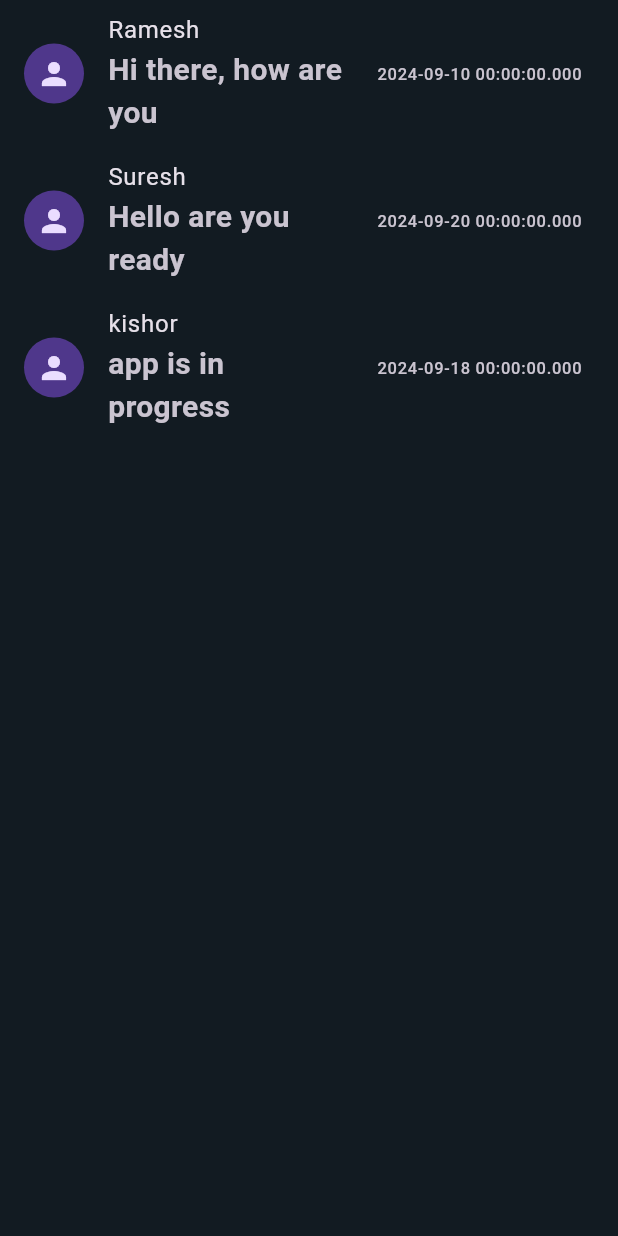
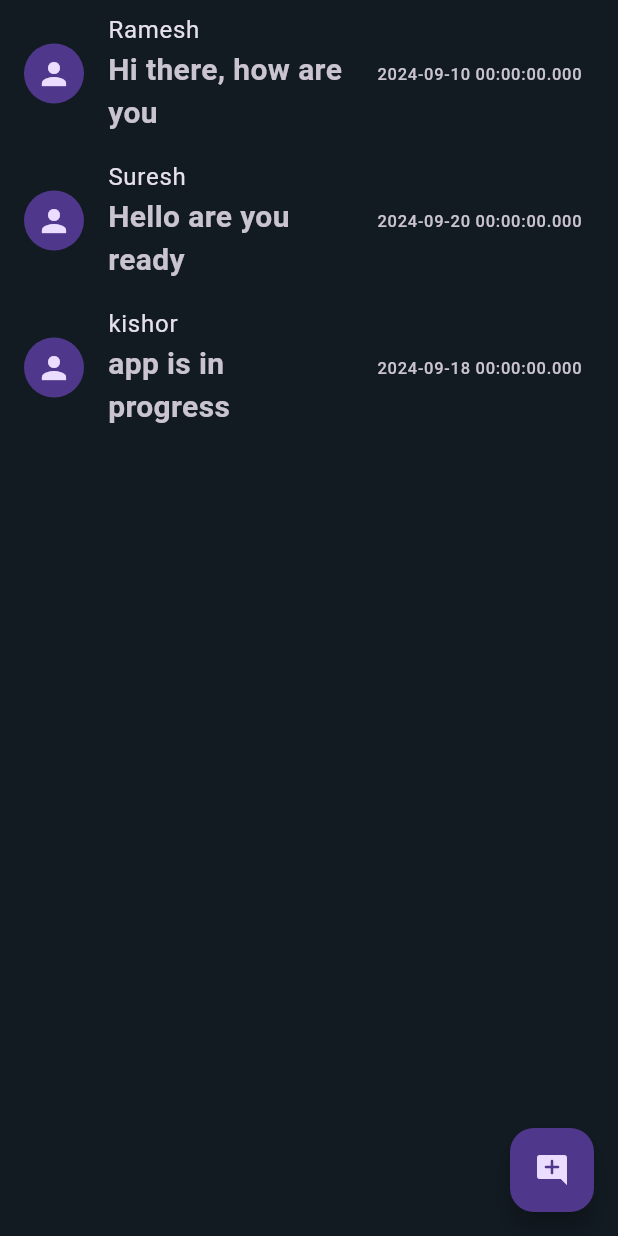
Before and after one commit to namansharma05/clean_arch_bloc_chat_app, a Flutter app: the ChatsPage screen opened directly, on a phone screen of 412 x 824 dp. Run offline on Flutter 3.47's test engine with Material 3 defaults, Android fonts, the phone set to English and light mode, and no system bars; our stand-ins replace flutter_bloc, get_it.

Commit message:
added add new chat button in chats_page

```diff
--- a/lib/frontend/features/chats/presentation/pages/chats_page.dart
+++ b/lib/frontend/features/chats/presentation/pages/chats_page.dart
@@ -10,7 +10,12 @@ class ChatsPage extends StatelessWidget {
   @override
   Widget build(BuildContext context) {
     print('inside chats page');
-    return Container(
+    return Scaffold(
+      floatingActionButton: FloatingActionButton(
+        onPressed: () {},
+        child: const Icon(Icons.add_comment_rounded),
+      ),
+      body: Container(
         decoration: BoxDecoration(
           color: theme().scaffoldBackgroundColor,
         ),
@@ -42,6 +47,7 @@ class ChatsPage extends StatelessWidget {
             }
           },
         ),
+      ),
     );
   }
 }
```
Lines whose indentation alone changed are shown as unchanged.
